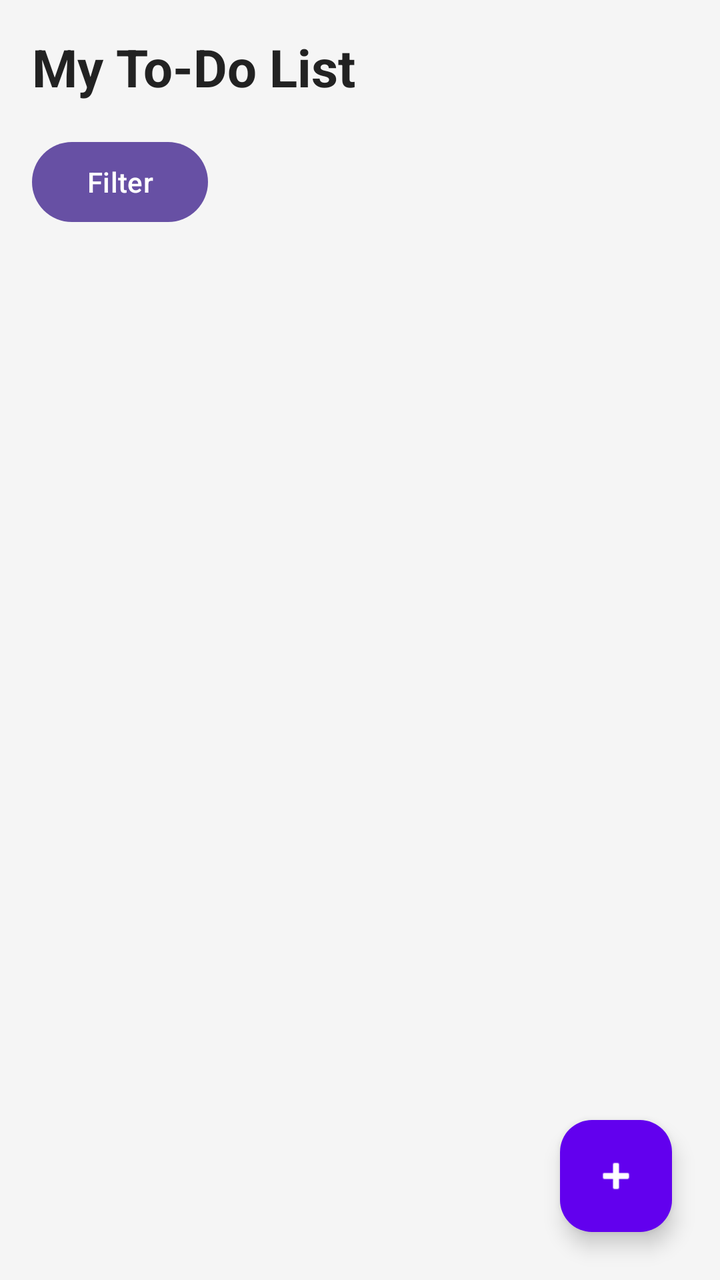
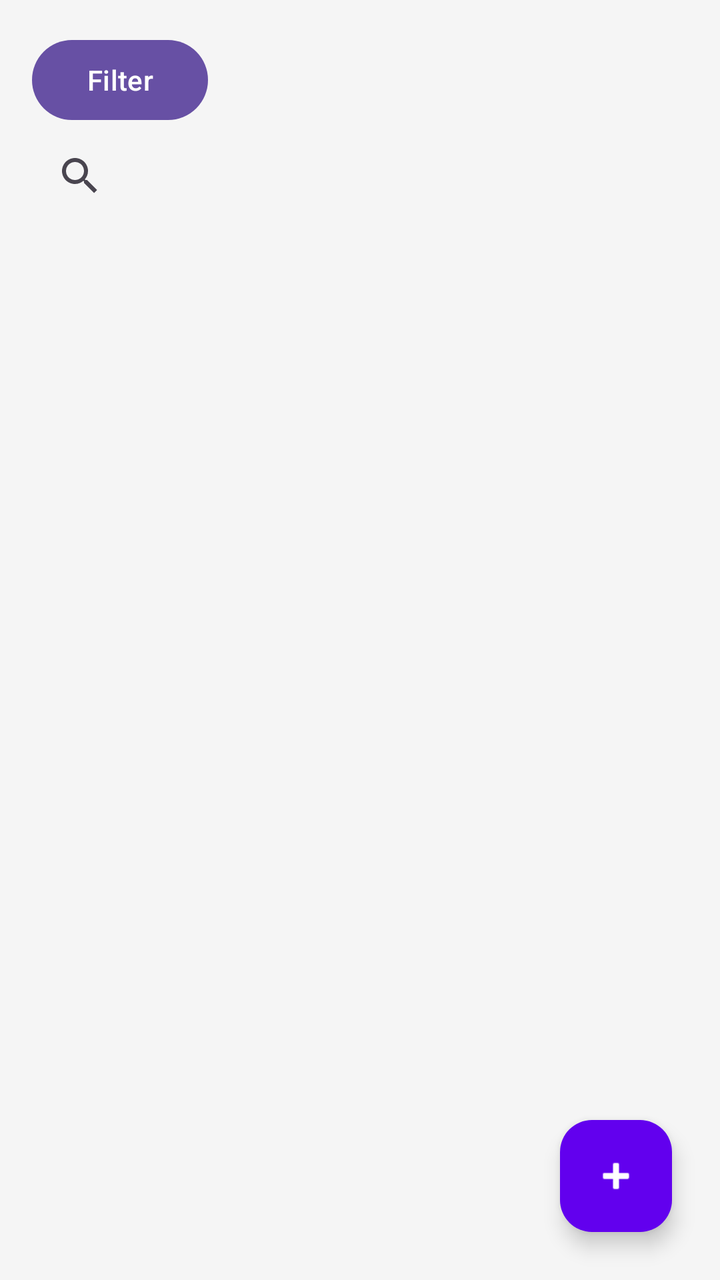

Two renders of the same Android screen: before a commit and after it. Below are the layout's source before the change and the commit's diff.
<!-- AndroidManifest.xml: application theme Theme.Todolist -->
<!-- res/layout/activity_main.xml -->
<?xml version="1.0" encoding="utf-8"?>
<androidx.coordinatorlayout.widget.CoordinatorLayout xmlns:android="http://schemas.android.com/apk/res/android"
    xmlns:app="http://schemas.android.com/apk/res-auto"
    android:layout_width="match_parent"
    android:layout_height="match_parent"
    android:background="#F5F5F5">

    
    <LinearLayout
        android:layout_width="match_parent"
        android:layout_height="match_parent"
        android:orientation="vertical"
        android:padding="16dp">

        

        <TextView
            android:layout_width="match_parent"
            android:layout_height="wrap_content"
            android:text="My To-Do List"
            android:textSize="26sp"
            android:textStyle="bold"
            android:textColor="#222222"
            android:layout_marginBottom="16dp" />

        

        <Button
            android:id="@+id/filterBtn"
            android:layout_width="wrap_content"
            android:layout_height="wrap_content"
            android:text="Filter" />

        <androidx.recyclerview.widget.RecyclerView
            android:id="@+id/recyclerViewTasks"
            android:layout_width="match_parent"
            android:layout_height="0dp"
            android:layout_weight="1"
            android:scrollbars="vertical" />

    </LinearLayout>

    
    <com.google.android.material.floatingactionbutton.FloatingActionButton
        android:id="@+id/buttonAddTask"
        android:layout_width="wrap_content"
        android:layout_height="wrap_content"
        android:layout_gravity="bottom|end"
        android:layout_margin="24dp"
        android:contentDescription="Adaugă Task"
        android:src="@android:drawable/ic_input_add"
        app:tint="@android:color/white"
        android:backgroundTint="#6200EE" />

</androidx.coordinatorlayout.widget.CoordinatorLayout>
<!-- resources referenced by this layout -->
<resources>
  <style name="Theme.Todolist" parent="Base.Theme.Todolist" />
  <style name="Base.Theme.Todolist" parent="Theme.Material3.DayNight.NoActionBar">
          
          
      </style>
</resources>

<!-- the commit's change to res/layout/activity_main.xml (unified diff, before → after) -->
@@ -15,13 +15,11 @@
         
 
         <TextView
+            android:id="@+id/textView2"
             android:layout_width="match_parent"
             android:layout_height="wrap_content"
-            android:text="My To-Do List"
-            android:textSize="26sp"
-            android:textStyle="bold"
-            android:textColor="#222222"
-            android:layout_marginBottom="16dp" />
+            android:text="TextView"
+            android:visibility="gone" />
 
         
 
@@ -31,12 +29,28 @@
             android:layout_height="wrap_content"
             android:text="Filter" />
 
+        <SearchView
+            android:id="@+id/searchView"
+            android:layout_width="177dp"
+            android:layout_height="wrap_content" />
+        <TextView
+            android:id="@+id/error"
+            android:layout_width="match_parent"
+            android:layout_height="wrap_content"
+            android:text="No matching element"
+            android:textSize="16sp"
+            android:gravity="center"
+            android:visibility="gone"
+            android:layout_marginTop="20dp" />
+
         <androidx.recyclerview.widget.RecyclerView
             android:id="@+id/recyclerViewTasks"
             android:layout_width="match_parent"
             android:layout_height="0dp"
             android:layout_weight="1"
-            android:scrollbars="vertical" />
+            android:scrollbars="vertical" >
+
+        </androidx.recyclerview.widget.RecyclerView>
 
     </LinearLayout>
 
